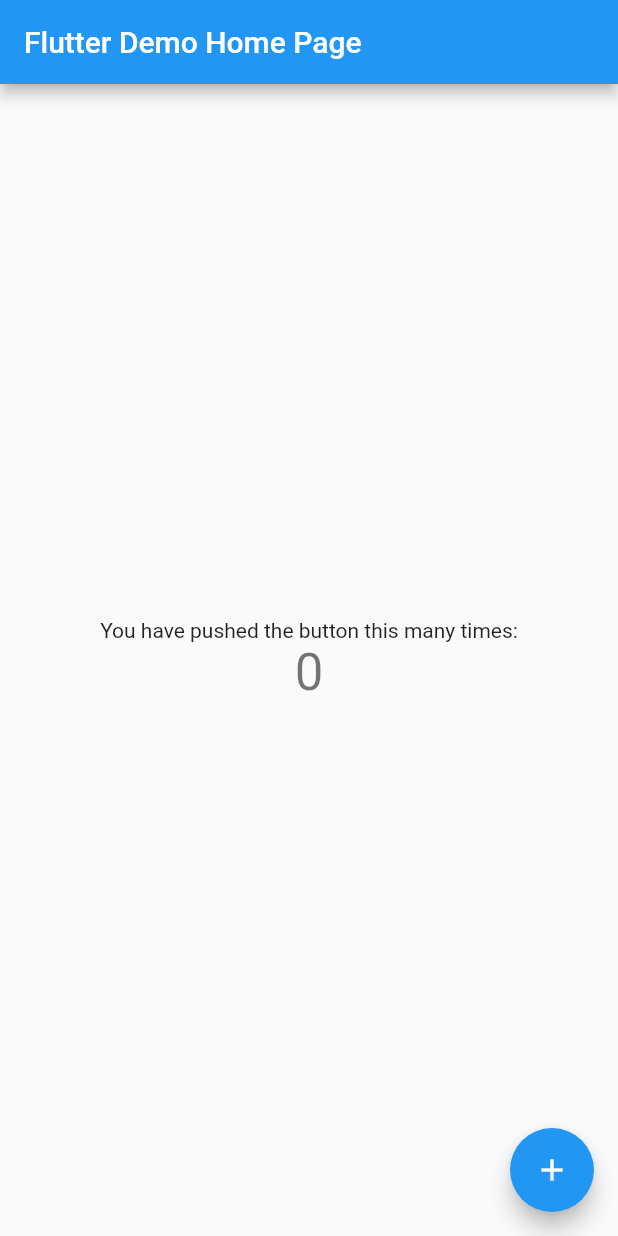
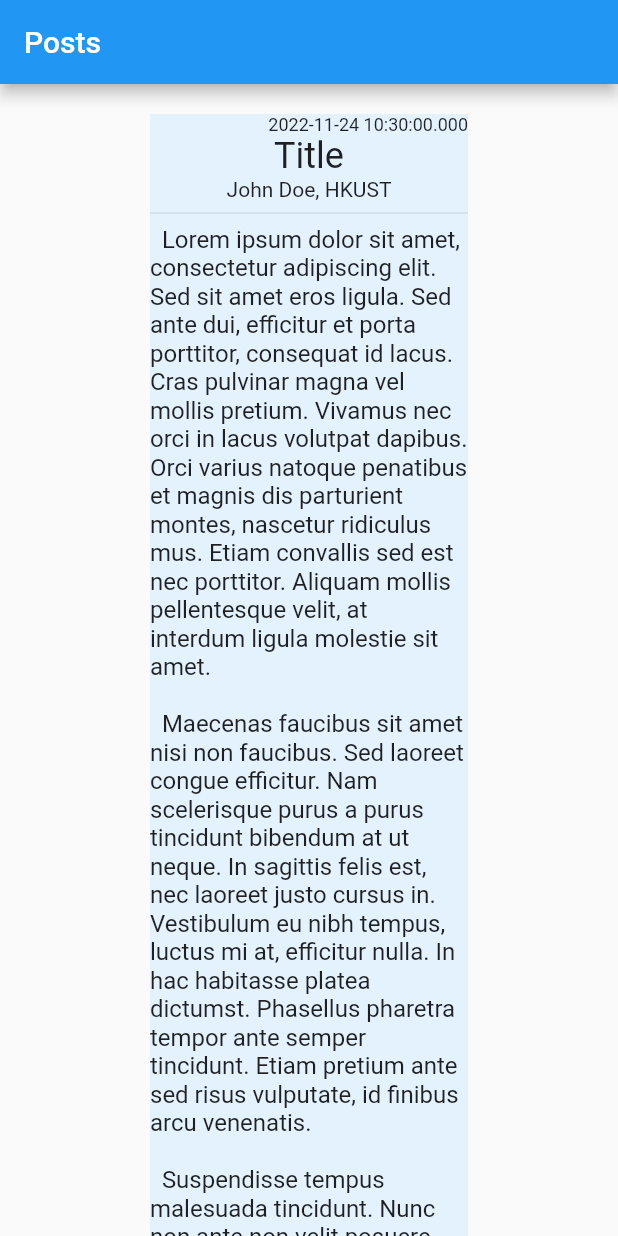
Before and after one commit to seoyoungk0909/INUS, a Flutter app: the screen it shows after launch, on a phone screen of 412 x 824 dp. Run offline on Flutter 3.47's test engine with Material 2 defaults, Android fonts, the phone set to English and light mode, and no system bars.

Commit message:
mvc-style posts app

```diff
--- /dev/null
+++ b/lib/controllers/post_controller.dart
@@ -0,0 +1,15 @@
+import '../models/post_model.dart';
+
+class PostController {
+  Post post = Post();
+
+  void incrementLike() => post.likes++;
+  void decrementLike() {
+    post.likes--;
+    if (post.likes < 0) post.likes = 0;
+  }
+
+  PostController(this.post);
+
+  String getPostWriterSchool() => post.getWriterSchool();
+}
--- a/lib/main.dart
+++ b/lib/main.dart
@@ -1,4 +1,6 @@
 import 'package:flutter/material.dart';
+// import views (screens)
+import 'views/home_screen.dart';
 
 void main() {
   runApp(const MyApp());
@@ -24,92 +26,7 @@ class MyApp extends StatelessWidget {
         // is not restarted.
         primarySwatch: Colors.blue,
       ),
-      home: const MyHomePage(title: 'Flutter Demo Home Page'),
+      home: const PostListPage(title: 'Posts'),
     );
   }
 }
-
-class MyHomePage extends StatefulWidget {
-  const MyHomePage({Key? key, required this.title}) : super(key: key);
-
-  // This widget is the home page of your application. It is stateful, meaning
-  // that it has a State object (defined below) that contains fields that affect
-  // how it looks.
-
-  // This class is the configuration for the state. It holds the values (in this
-  // case the title) provided by the parent (in this case the App widget) and
-  // used by the build method of the State. Fields in a Widget subclass are
-  // always marked "final".
-
-  final String title;
-
-  @override
-  State<MyHomePage> createState() => _MyHomePageState();
-}
-
-class _MyHomePageState extends State<MyHomePage> {
-  int _counter = 0;
-
-  void _incrementCounter() {
-    setState(() {
-      // This call to setState tells the Flutter framework that something has
-      // changed in this State, which causes it to rerun the build method below
-      // so that the display can reflect the updated values. If we changed
-      // _counter without calling setState(), then the build method would not be
-      // called again, and so nothing would appear to happen.
-      _counter++;
-    });
-  }
-
-  @override
-  Widget build(BuildContext context) {
-    // This method is rerun every time setState is called, for instance as done
-    // by the _incrementCounter method above.
-    //
-    // The Flutter framework has been optimized to make rerunning build methods
-    // fast, so that you can just rebuild anything that needs updating rather
-    // than having to individually change instances of widgets.
-    return Scaffold(
-      appBar: AppBar(
-        // Here we take the value from the MyHomePage object that was created by
-        // the App.build method, and use it to set our appbar title.
-        title: Text(widget.title),
-      ),
-      body: Center(
-        // Center is a layout widget. It takes a single child and positions it
-        // in the middle of the parent.
-        child: Column(
-          // Column is also a layout widget. It takes a list of children and
-          // arranges them vertically. By default, it sizes itself to fit its
-          // children horizontally, and tries to be as tall as its parent.
-          //
-          // Invoke "debug painting" (press "p" in the console, choose the
-          // "Toggle Debug Paint" action from the Flutter Inspector in Android
-          // Studio, or the "Toggle Debug Paint" command in Visual Studio Code)
-          // to see the wireframe for each widget.
-          //
-          // Column has various properties to control how it sizes itself and
-          // how it positions its children. Here we use mainAxisAlignment to
-          // center the children vertically; the main axis here is the vertical
-          // axis because Columns are vertical (the cross axis would be
-          // horizontal).
-          mainAxisAlignment: MainAxisAlignment.center,
-          children: <Widget>[
-            const Text(
-              'You have pushed the button this many times:',
-            ),
-            Text(
-              '$_counter',
-              style: Theme.of(context).textTheme.headline4,
-            ),
-          ],
-        ),
-      ),
-      floatingActionButton: FloatingActionButton(
-        onPressed: _incrementCounter,
-        tooltip: 'Increment',
-        child: const Icon(Icons.add),
-      ), // This trailing comma makes auto-formatting nicer for build methods.
-    );
-  }
-}
--- /dev/null
+++ b/lib/models/post_model.dart
@@ -0,0 +1,28 @@
+import 'user_model.dart';
+
+class Post {
+  User writer = User();
+  String title = "Title";
+  String text = """
+  Lorem ipsum dolor sit amet, consectetur adipiscing elit. Sed sit amet eros ligula. Sed ante dui, efficitur et porta porttitor, consequat id lacus. Cras pulvinar magna vel mollis pretium. Vivamus nec orci in lacus volutpat dapibus. Orci varius natoque penatibus et magnis dis parturient montes, nascetur ridiculus mus. Etiam convallis sed est nec porttitor. Aliquam mollis pellentesque velit, at interdum ligula molestie sit amet.
+
+  Maecenas faucibus sit amet nisi non faucibus. Sed laoreet congue efficitur. Nam scelerisque purus a purus tincidunt bibendum at ut neque. In sagittis felis est, nec laoreet justo cursus in. Vestibulum eu nibh tempus, luctus mi at, efficitur nulla. In hac habitasse platea dictumst. Phasellus pharetra tempor ante semper tincidunt. Etiam pretium ante sed risus vulputate, id finibus arcu venenatis.
+
+  Suspendisse tempus malesuada tincidunt. Nunc non ante non velit posuere ornare. Maecenas malesuada lorem et vulputate fringilla. Etiam vel malesuada nunc. Etiam orci turpis, sodales nec tortor eu, suscipit condimentum lectus. Sed massa massa, tincidunt ultrices ex nec, mollis efficitur quam. Aenean sagittis, ipsum ut volutpat sodales, dolor elit lacinia ex, et euismod ipsum eros sit amet ante. Pellentesque habitant morbi tristique senectus et netus et malesuada fames ac turpis egestas. Quisque tincidunt felis blandit nulla dignissim convallis. Nunc sit amet tristique purus. Ut tortor tortor, interdum non sem vitae, condimentum maximus erat.
+
+  Nunc tincidunt blandit convallis. Suspendisse quis malesuada eros, at lacinia ipsum. Quisque sed porta dui. Etiam ornare commodo auctor. Suspendisse rutrum urna nulla, sollicitudin lobortis ante mattis a. Aenean fermentum vestibulum nulla placerat consequat. In pretium elementum rutrum. Pellentesque posuere ac tellus eget condimentum. Donec turpis ipsum, eleifend ac mi quis, lobortis imperdiet leo.
+
+  Cras justo ipsum, pulvinar dictum mi sit amet, fermentum mollis sapien. Orci varius natoque penatibus et magnis dis parturient montes, nascetur ridiculus mus. Nam vel justo et ante elementum volutpat ac et ante. Ut maximus diam sit amet auctor sagittis. Nullam euismod pulvinar congue. Nullam rutrum molestie nunc, a congue eros rhoncus egestas. Vestibulum congue mauris quam, suscipit vehicula magna lobortis eget.
+  """;
+  late DateTime timestamp;
+  int likes = 0;
+
+  Post({User? postWriter, String? postTitle, String? content}) {
+    writer = postWriter ?? writer;
+    title = postTitle ?? title;
+    text = content ?? text;
+    timestamp = DateTime.now();
+  }
+
+  String getWriterSchool() => writer.school.toString().split('.').last;
+}
--- /dev/null
+++ b/lib/models/user_model.dart
@@ -0,0 +1,17 @@
+enum School {
+  HKUST,
+  HKU,
+  CUHK,
+  PolyU,
+  CityU,
+}
+
+class User {
+  String name = "test";
+  School school = School.HKUST;
+
+  User({String userName = "test", School userSchool = School.HKUST}) {
+    name = userName;
+    school = userSchool;
+  }
+}
--- /dev/null
+++ b/lib/utils/color_utils.dart
@@ -0,0 +1,33 @@
+import 'package:flutter/cupertino.dart';
+
+Color hexStringToColor(String hexColor) {
+  hexColor = hexColor.toUpperCase().replaceAll("#", "");
+  if (hexColor.length == 6) {
+    hexColor = "FF$hexColor";
+  }
+  return Color(int.parse(hexColor, radix: 16));
+}
+
+class ApdiColors {
+  // Text Color
+  static Color darkText = hexStringToColor("#DBDBDB");
+  static Color lightText = hexStringToColor("#F5F5F5");
+  static Color greyText = hexStringToColor("#7B7D8D");
+  // Background Colors
+  static Color pageBackgroundDark = hexStringToColor("#121212");
+  static Color ticketBackgroundDark = hexStringToColor("#181A20");
+  static Color componentBackgroundDark = hexStringToColor("#1F1F1F");
+  static Color componentBackgroundDarkblue = hexStringToColor("#181A20");
+  // Accent Colors
+  static Color accentBlue = hexStringToColor("#2E6CF6");
+  static Color accentGreen = hexStringToColor("#5FCC8B");
+  static Color accentOrange = hexStringToColor("#E05B33");
+  // Button Colors
+  static Color greenButtonColor = hexStringToColor("#5FCC8B");
+  static Color orangeButtonColor = hexStringToColor("#EB4D3D");
+  static Color redButtonColor = hexStringToColor("#EC7B66");
+  static Color purpleButtonColor = hexStringToColor("#8851f6");
+  static Color transparentButtonColor = hexStringToColor("00FFFFFF");
+  // Etc.
+  static Color lineColor = hexStringToColor("#343434");
+}
--- /dev/null
+++ b/lib/views/home_screen.dart
@@ -0,0 +1,120 @@
+import 'package:flutter/material.dart';
+import '../controllers/post_controller.dart';
+import '../models/post_model.dart';
+import '../models/user_model.dart';
+
+class PostListPage extends StatefulWidget {
+  const PostListPage({Key? key, required this.title}) : super(key: key);
+
+  // This widget is the home page of your application. It is stateful, meaning
+  // that it has a State object (defined below) that contains fields that affect
+  // how it looks.
+
+  // This class is the configuration for the state. It holds the values (in this
+  // case the title) provided by the parent (in this case the App widget) and
+  // used by the build method of the State. Fields in a Widget subclass are
+  // always marked "final".
+
+  final String title;
+
+  @override
+  State<PostListPage> createState() => _PostListPageState();
+}
+
+class _PostListPageState extends State<PostListPage> {
+  PostController controller1 = PostController(Post(
+    postWriter: User(userName: "John Doe", userSchool: School.HKUST),
+  ));
+  PostController controller2 = PostController(
+      Post(postWriter: User(userName: "Apple Seed", userSchool: School.CUHK)));
+
+  Widget postUI(PostController controller) {
+    return Container(
+        decoration: BoxDecoration(color: Colors.blue[50]),
+        margin: EdgeInsets.fromLTRB(100, 20, 100, 20),
+        child: Column(
+          children: [
+            Align(
+              alignment: Alignment.topRight,
+              child: Text(
+                controller.post.timestamp.toString(),
+                style: TextStyle(fontSize: 12),
+              ),
+            ),
+            //title
+            Text(
+              controller.post.title,
+              style: TextStyle(fontSize: 24),
+            ),
+            Text(
+                '${controller.post.writer.name}, ${controller.getPostWriterSchool()}'),
+            Divider(),
+            //main content
+            Text(
+              controller.post.text,
+              style: TextStyle(fontSize: 16),
+            ),
+            Divider(),
+            Row(
+              mainAxisAlignment: MainAxisAlignment.center,
+              children: [
+                FloatingActionButton(
+                  onPressed: () {
+                    setState(() {
+                      controller.incrementLike();
+                    });
+                  },
+                  child: const Icon(Icons.favorite),
+                ),
+                SizedBox(width: 10),
+                Text('${controller.post.likes}'),
+              ],
+            ),
+          ],
+        ));
+  }
+
+  @override
+  Widget build(BuildContext context) {
+    // This method is rerun every time setState is called, for instance as done
+    // by the _incrementCounter method above.
+    //
+    // The Flutter framework has been optimized to make rerunning build methods
+    // fast, so that you can just rebuild anything that needs updating rather
+    // than having to individually change instances of widgets.
+    return Scaffold(
+      appBar: AppBar(
+        // Here we take the value from the PostListPage object that was created by
+        // the App.build method, and use it to set our appbar title.
+        title: Text(widget.title),
+      ),
+      body: SingleChildScrollView(
+        child: Center(
+          // Center is a layout widget. It takes a single child and positions it
+          // in the middle of the parent.
+          child: Column(
+            // Column is also a layout widget. It takes a list of children and
+            // arranges them vertically. By default, it sizes itself to fit its
+            // children horizontally, and tries to be as tall as its parent.
+            //
+            // Invoke "debug painting" (press "p" in the console, choose the
+            // "Toggle Debug Paint" action from the Flutter Inspector in Android
+            // Studio, or the "Toggle Debug Paint" command in Visual Studio Code)
+            // to see the wireframe for each widget.
+            //
+            // Column has various properties to control how it sizes itself and
+            // how it positions its children. Here we use mainAxisAlignment to
+            // center the children vertically; the main axis here is the vertical
+            // axis because Columns are vertical (the cross axis would be
+            // horizontal).
+            mainAxisAlignment: MainAxisAlignment.center,
+            children: <Widget>[
+              postUI(controller1),
+              postUI(controller2),
+            ],
+          ),
+        ),
+      ),
+    );
+  }
+}
```
